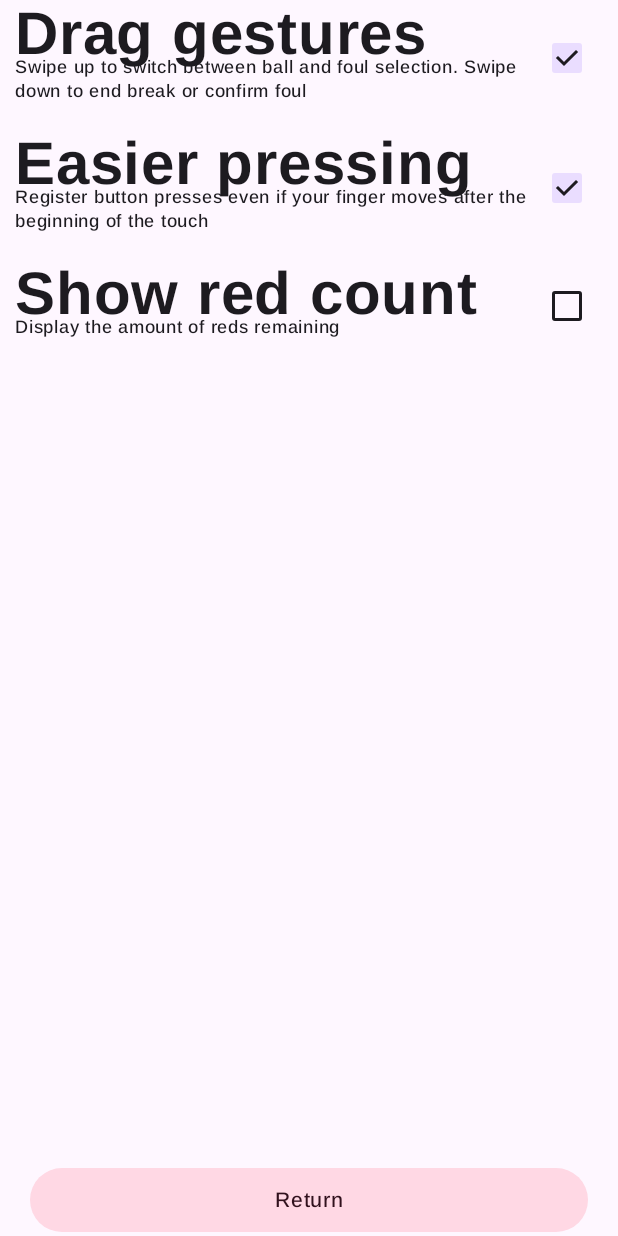
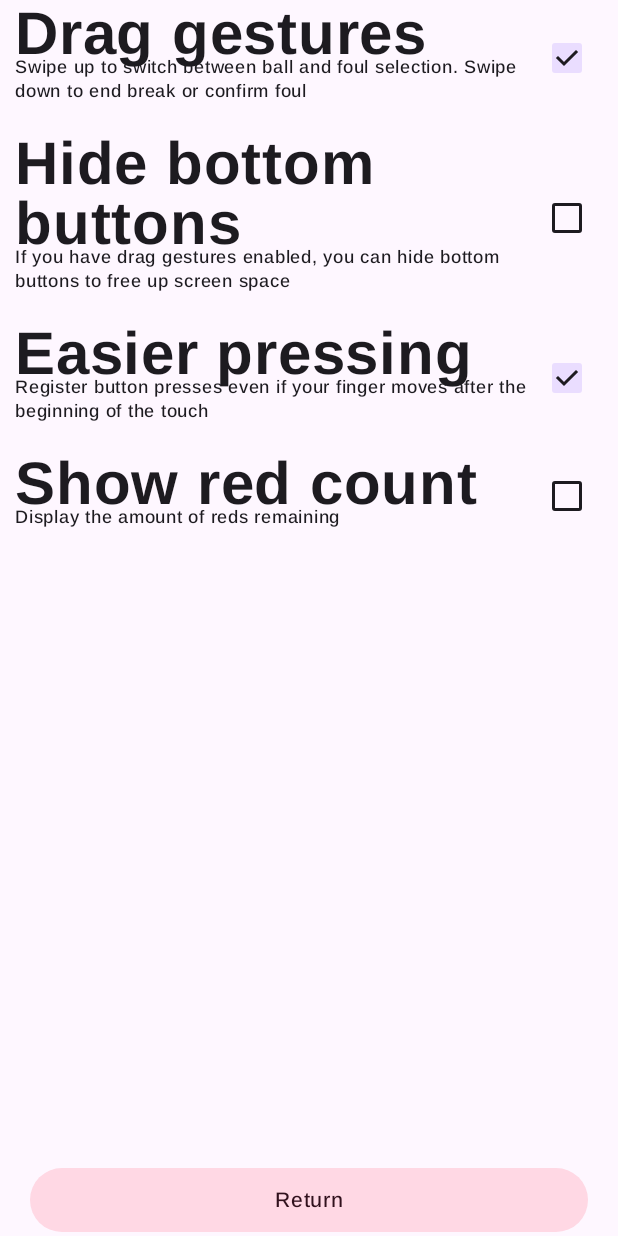
Before and after one commit to Henkkagg/SnookerScore, an Android app built with Jetpack Compose: the composable SettingsScreen shown on its own in the app's theme, after a tap on "Return", on a phone screen of 412 x 824 dp. Run offline under Robolectric (Android 15) with nearby library versions, the light colour scheme and no system bars; our stand-ins replace Dagger/Hilt's generated code; libraries missing offline, so code that uses them is left out: com.ramcosta.composedestinations; 6 statements that could not run were skipped.

Commit message:
Add better support for small screens
Currently if screen is too small, bottom buttons can get
squished out of visibility.

Change composable priority so that bottom buttons are always
drawn. If space is an issue, middle buttons are resized smaller.
Furthermore, add an option to hide bottom buttons completely,
freeing up screen space.

```diff
--- a/app/src/main/java/com/hegesoftware/snookerscore/MainActivity.kt
+++ b/app/src/main/java/com/hegesoftware/snookerscore/MainActivity.kt
@@ -55,7 +55,6 @@ class MainActivity : ComponentActivity() {
             }
         }
 
-
         setContent {
             val animatedNavController = rememberAnimatedNavController()
             val animatedNavHostEngine = rememberAnimatedNavHostEngine()
@@ -69,7 +68,7 @@ class MainActivity : ComponentActivity() {
                                 start = 0.dp,
                                 end = 0.dp,
                                 top = 35.dp,
-                                bottom = 5.dp
+                                bottom = 10.dp
                             ),
                     ) {
                         DestinationsNavHost(
--- a/app/src/main/java/com/hegesoftware/snookerscore/data/SharedPref.kt
+++ b/app/src/main/java/com/hegesoftware/snookerscore/data/SharedPref.kt
@@ -76,11 +76,13 @@ class SharedPref @Inject constructor(
 
     fun getSettings(): Settings {
         val dragEnabled = sharedPref.getBoolean("dragEnabled", true)
+        val hideButtonsEnabled = sharedPref.getBoolean("hideButtonsEnabled", false)
         val sloppyPressEnabled = sharedPref.getBoolean("sloppyPressEnabled", true)
         val showRedsRemaining = sharedPref.getBoolean("showRedsRemaining", false)
 
         return Settings(
             swipingEnabled = dragEnabled,
+            hideButtonsEnabled = hideButtonsEnabled,
             sloppyPressEnabled = sloppyPressEnabled,
             showRedsRemaining = showRedsRemaining
         )
@@ -89,6 +91,7 @@ class SharedPref @Inject constructor(
     fun setSettings(settings: Settings) {
         with(sharedPref.edit()) {
             putBoolean("dragEnabled", settings.swipingEnabled)
+            putBoolean("hideButtonsEnabled", settings.hideButtonsEnabled)
             putBoolean("sloppyPressEnabled", settings.sloppyPressEnabled)
             putBoolean("showRedsRemaining", settings.showRedsRemaining)
             apply()
--- a/app/src/main/java/com/hegesoftware/snookerscore/domain/models/Settings.kt
+++ b/app/src/main/java/com/hegesoftware/snookerscore/domain/models/Settings.kt
@@ -2,6 +2,7 @@ package com.hegesoftware.snookerscore.domain.models
 
 data class Settings(
     val swipingEnabled: Boolean,
+    val hideButtonsEnabled: Boolean,
     val sloppyPressEnabled: Boolean,
     val showRedsRemaining: Boolean
 )
--- a/app/src/main/java/com/hegesoftware/snookerscore/ui/screens/settings/SettingsScreen.kt
+++ b/app/src/main/java/com/hegesoftware/snookerscore/ui/screens/settings/SettingsScreen.kt
@@ -33,6 +33,15 @@ fun SettingsScreen(
                 isChecked = viewModel.settings.swipingEnabled,
                 onCheckedChange = { viewModel.onEvent(SettingsUiEvent.DragPressed) }
             )
+            if (viewModel.settings.swipingEnabled) {
+                SmallSpacer()
+                CheckboxRow(
+                    settingName = "Hide bottom buttons",
+                    settingExplanation = "If you have drag gestures enabled, you can hide bottom buttons to free up screen space",
+                    isChecked = viewModel.settings.hideButtonsEnabled,
+                    onCheckedChange = { viewModel.onEvent(SettingsUiEvent.HideButtonsPressed) }
+                )
+            }
             SmallSpacer()
             CheckboxRow(
                 settingName = "Easier pressing",
--- a/app/src/main/java/com/hegesoftware/snookerscore/ui/screens/settings/SettingsUiEvent.kt
+++ b/app/src/main/java/com/hegesoftware/snookerscore/ui/screens/settings/SettingsUiEvent.kt
@@ -2,6 +2,7 @@ package com.hegesoftware.snookerscore.ui.screens.settings
 
 sealed class SettingsUiEvent {
     object DragPressed : SettingsUiEvent()
+    object HideButtonsPressed : SettingsUiEvent()
     object SloppyPressed : SettingsUiEvent()
     object ShowRedsPressed : SettingsUiEvent()
 
--- a/app/src/main/java/com/hegesoftware/snookerscore/ui/screens/settings/SettingsViewModel.kt
+++ b/app/src/main/java/com/hegesoftware/snookerscore/ui/screens/settings/SettingsViewModel.kt
@@ -23,6 +23,9 @@ class SettingsViewModel @Inject constructor(
             SettingsUiEvent.DragPressed -> {
                 settings = settings.copy(swipingEnabled = !settings.swipingEnabled)
             }
+            SettingsUiEvent.HideButtonsPressed -> {
+                settings = settings.copy(hideButtonsEnabled = !settings.hideButtonsEnabled)
+            }
             SettingsUiEvent.SloppyPressed -> {
                 settings = settings.copy(sloppyPressEnabled = !settings.sloppyPressEnabled)
             }
```
Also changed, not shown: app/src/main/java/com/hegesoftware/snookerscore/ui/components/Buttons.kt (+6 -5 lines), app/src/main/java/com/hegesoftware/snookerscore/ui/screens/game/FoulScreen.kt (+22 -17 lines), app/src/main/java/com/hegesoftware/snookerscore/ui/screens/game/GameRootScreen.kt (+7 -9 lines), app/src/main/java/com/hegesoftware/snookerscore/ui/screens/game/PointScreen.kt (+15 -7 lines).
